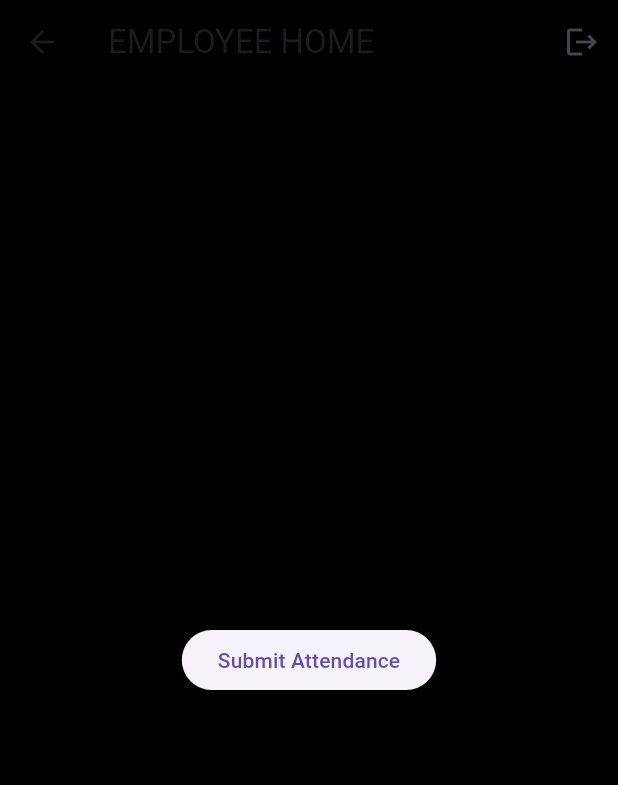
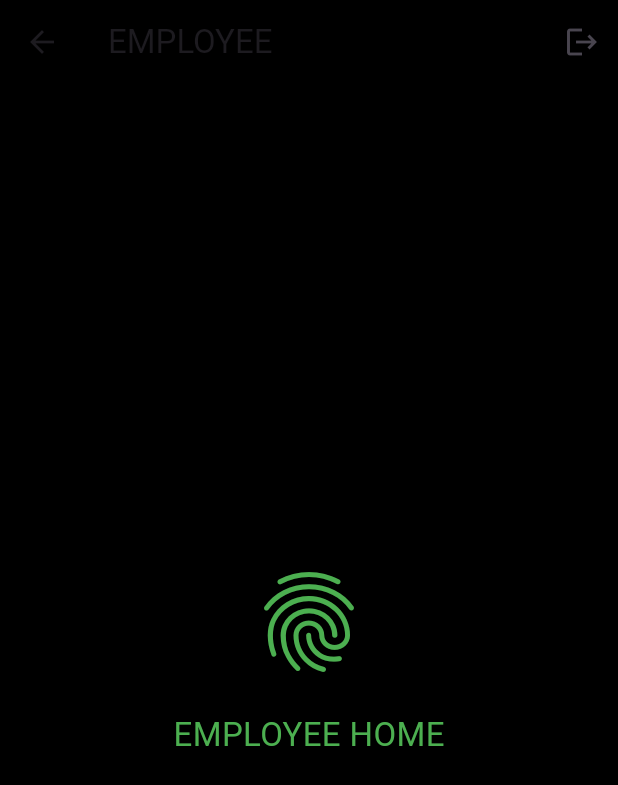
Before and after one commit to rafatwifi/finger_app, a Flutter app: the EmployeeHome screen opened directly, on a phone screen of 412 x 824 dp. Shown: the top 785 px of the screen. Run offline on Flutter 3.47's test engine with Material 3 defaults, Android fonts, the phone set to English and light mode, and no system bars; our stand-ins replace cloud_firestore, firebase_auth, firebase_core, geolocator, google_maps_flutter; accounts and stored records are empty.

Commit message:
add basic employee home UI

```diff
--- a/lib/features/home/employee_home.dart
+++ b/lib/features/home/employee_home.dart
@@ -1,6 +1,5 @@
 import 'package:flutter/material.dart';
 import 'package:firebase_auth/firebase_auth.dart';
-import '../employee/employee_attendance.dart';
 
 class EmployeeHome extends StatelessWidget {
   const EmployeeHome({super.key});
@@ -10,7 +9,7 @@ class EmployeeHome extends StatelessWidget {
     return Scaffold(
       backgroundColor: Colors.black,
       appBar: AppBar(
-        title: const Text('EMPLOYEE HOME'),
+        title: const Text('EMPLOYEE'),
         backgroundColor: Colors.black,
         actions: [
           IconButton(
@@ -22,15 +21,16 @@ class EmployeeHome extends StatelessWidget {
         ],
       ),
       body: Center(
-        child: ElevatedButton(
-          onPressed: () {
-            Navigator.of(context).push(
-              MaterialPageRoute(
-                builder: (_) => const EmployeeAttendanceScreen(),
-              ),
-            );
-          },
-          child: const Text('Submit Attendance'),
+        child: Column(
+          mainAxisAlignment: MainAxisAlignment.center,
+          children: const [
+            Icon(Icons.fingerprint, color: Colors.green, size: 80),
+            SizedBox(height: 20),
+            Text(
+              'EMPLOYEE HOME',
+              style: TextStyle(color: Colors.green, fontSize: 22),
+            ),
+          ],
         ),
       ),
     );
```
